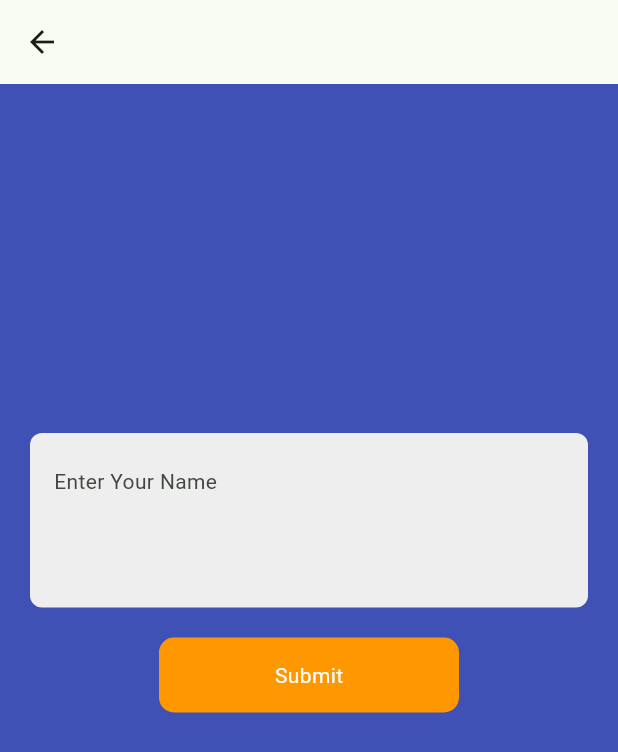
After one commit to nikkieke/rive_flutter, a Flutter app: the screen it shows after launch, after a tap on "Text Run Sample", on a phone screen of 412 x 824 dp. The commit adds this screen. Shown: the top 752 px of the screen. Run offline on Flutter 3.47's test engine with Material 3 defaults, Android fonts, the phone set to English and light mode, and no system bars; our stand-ins replace easy_refresh, flutter_svg, google_fonts, rive.

Commit message:
add demo samples

```diff
--- /dev/null
+++ b/lib/f_demo/home_screen.dart
@@ -0,0 +1,64 @@
+import 'package:flutter/material.dart';
+import 'package:rive_flutter/f_demo/samples/asset_load_sample.dart';
+import 'package:rive_flutter/f_demo/samples/events_sample.dart';
+import 'package:rive_flutter/f_demo/samples/statemachine_sample.dart';
+import 'package:rive_flutter/f_demo/samples/text_run_sample.dart';
+import 'package:rive_flutter/widgets/options.dart';
+
+class DemoHome extends StatelessWidget {
+  const DemoHome({super.key});
+
+  @override
+  Widget build(BuildContext context) {
+    return Scaffold(
+      appBar: AppBar(
+        title: const Text("Flutterbytes Demo",
+            style: TextStyle(color: Colors.white, fontSize: 30)),
+        centerTitle: true,
+        backgroundColor: Colors.blue.shade600,
+        iconTheme: const IconThemeData(color: Colors.white),
+      ),
+      body: ListView(children: [
+        ...items.map((e) {
+          return Options(
+              title: e,
+              onTap: () {
+                switch (e) {
+                  case 'Events Sample':
+                    Navigator.push(
+                        context,
+                        MaterialPageRoute(
+                            builder: (context) => const EventsSample()));
+                    break;
+                  case 'Text Run Sample':
+                    Navigator.push(
+                        context,
+                        MaterialPageRoute(
+                            builder: (context) => const TextRunSample()));
+                    break;
+                  case 'Asset Load Sample':
+                    Navigator.push(
+                        context,
+                        MaterialPageRoute(
+                            builder: (context) => const AssetSwapSample()));
+                    break;
+                  case 'State machine Sample':
+                    Navigator.push(
+                        context,
+                        MaterialPageRoute(
+                            builder: (context) => const StatemachineSample()));
+                    break;
+                }
+              });
+        })
+      ]),
+    );
+  }
+}
+
+final List<String> items = [
+  'Events Sample',
+  'Text Run Sample',
+  'Asset Load Sample',
+  'State machine Sample'
+];
--- /dev/null
+++ b/lib/f_demo/samples/text_run_sample.dart
@@ -0,0 +1,131 @@
+import 'package:flutter/material.dart';
+import 'package:rive/rive.dart';
+
+class TextRunSample extends StatefulWidget {
+  const TextRunSample({super.key});
+
+  @override
+  State<TextRunSample> createState() => _TextRunSampleState();
+}
+
+class _TextRunSampleState extends State<TextRunSample> {
+  TextEditingController nameCtr = TextEditingController();
+  bool isError = false;
+
+  @override
+  Widget build(BuildContext context) {
+    return Scaffold(
+      appBar: AppBar(),
+      backgroundColor: Colors.indigo,
+      body: Center(
+        child: Container(
+          padding: const EdgeInsets.only(right: 20, left: 20),
+          child: Column(
+            children: [
+              const Spacer(
+                flex: 2,
+              ),
+              Expanded(
+                child: Container(
+                  decoration: BoxDecoration(
+                    color: Colors.grey[200],
+                    borderRadius: BorderRadius.circular(8),
+                  ),
+                  padding: const EdgeInsets.symmetric(
+                    horizontal: 16,
+                    vertical: 8,
+                  ),
+                  child: TextField(
+                    controller: nameCtr,
+                    decoration: const InputDecoration(
+                      border: InputBorder.none,
+                      hintText: "Enter Your Name",
+                    ),
+                    style: Theme.of(context).textTheme.bodyMedium,
+                  ),
+                ),
+              ),
+              const SizedBox(
+                height: 20,
+              ),
+              InkWell(
+                onTap: () async {
+                  Navigator.push(
+                      context,
+                      MaterialPageRoute(
+                          builder: (context) => AnimationPage(
+                                userName: nameCtr.text,
+                              )));
+                  await Future.delayed(
+                    const Duration(seconds: 2),
+                  );
+                  nameCtr.clear();
+                },
+                child: Container(
+                  alignment: Alignment.center,
+                  height: 50,
+                  width: 200,
+                  decoration: const BoxDecoration(
+                      color: Colors.orange,
+                      borderRadius: BorderRadius.all(Radius.circular(10))),
+                  child: const Text(
+                    'Submit',
+                    style: TextStyle(color: Colors.white),
+                  ),
+                ),
+              ),
+              const Spacer(
+                flex: 3,
+              ),
+            ],
+          ),
+        ),
+      ),
+    );
+  }
+}
+
+extension _TextExtension on Artboard {
+  TextValueRun? textRun(String name) => component<TextValueRun>(name);
+}
+
+class AnimationPage extends StatefulWidget {
+  const AnimationPage({super.key, required this.userName});
+
+  final String userName;
+
+  @override
+  State<AnimationPage> createState() => _AnimationPageState();
+}
+
+class _AnimationPageState extends State<AnimationPage> {
+  StateMachineController? controller;
+  @override
+  Widget build(BuildContext context) {
+    return Scaffold(
+      backgroundColor: Colors.indigo,
+      body: Center(
+        child: Container(
+          height: double.maxFinite,
+          width: double.maxFinite,
+          child: RiveAnimation.asset(
+            artboard: 'Artboard',
+            'assets/rive_assets/text_roll_effect.riv',
+            stateMachines: const ["State Machine 1"],
+            onInit: (artboard) {
+              controller = StateMachineController.fromArtboard(
+                artboard,
+                "State Machine 1",
+              );
+              if (controller == null) return;
+              artboard.addController(controller!);
+              final textRun = artboard.textRun('name');
+              print(textRun);
+              textRun?.text = widget.userName;
+            },
+          ),
+        ),
+      ),
+    );
+  }
+}
--- a/lib/main.dart
+++ b/lib/main.dart
@@ -1,6 +1,5 @@
 import 'package:flutter/material.dart';
-import 'package:rive_flutter/screens/home/home.dart';
-import 'screens/screens.dart';
+import 'package:rive_flutter/f_demo/home_screen.dart';
 
 void main() {
   runApp(const MyApp());
@@ -14,11 +13,12 @@ class MyApp extends StatelessWidget {
     return MaterialApp(
         theme: ThemeData(
           colorScheme: ColorScheme.fromSeed(
-              seedColor: Colors.green,),
+            seedColor: Colors.green,
+          ),
           useMaterial3: true,
-      ),
+        ),
         debugShowCheckedModeBanner: false,
-        home: const HomeScreen()
-    );
+        //home: const HomeScreen()
+        home: const DemoHome());
   }
 }
```
Also changed, not shown: lib/f_demo/samples/asset_load_sample.dart (added, +134 -0 lines), lib/f_demo/samples/events_sample.dart (added, +104 -0 lines), lib/f_demo/samples/statemachine_sample.dart (added, +96 -0 lines), lib/screens/home/home.dart (+1 -30 lines).
